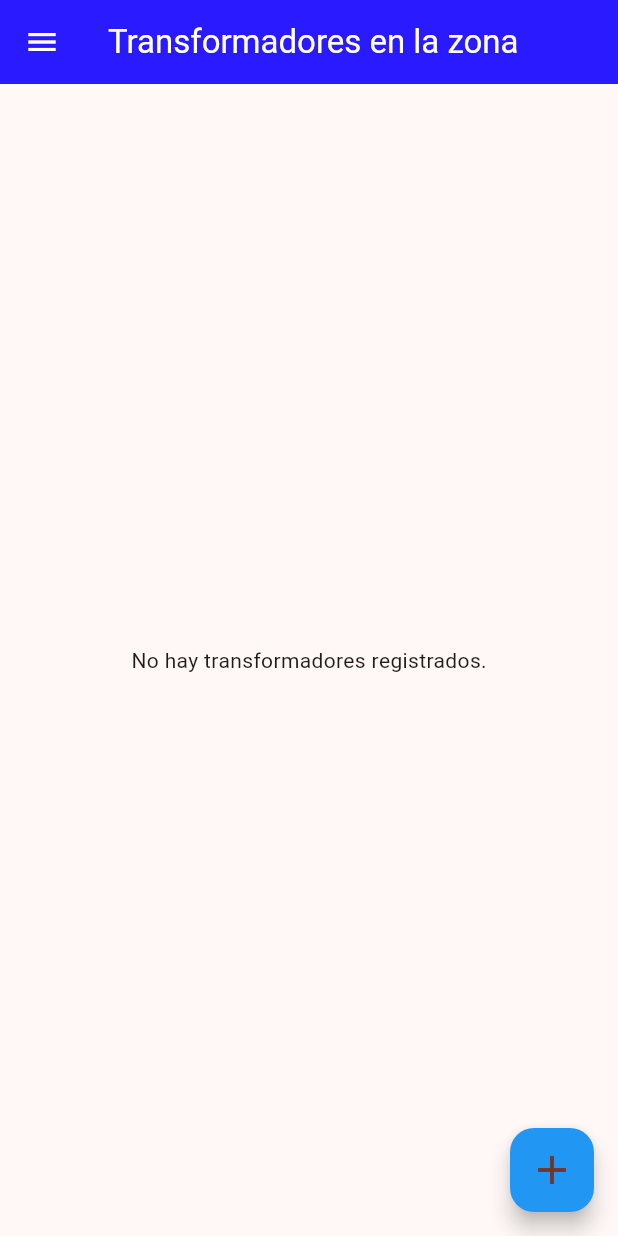
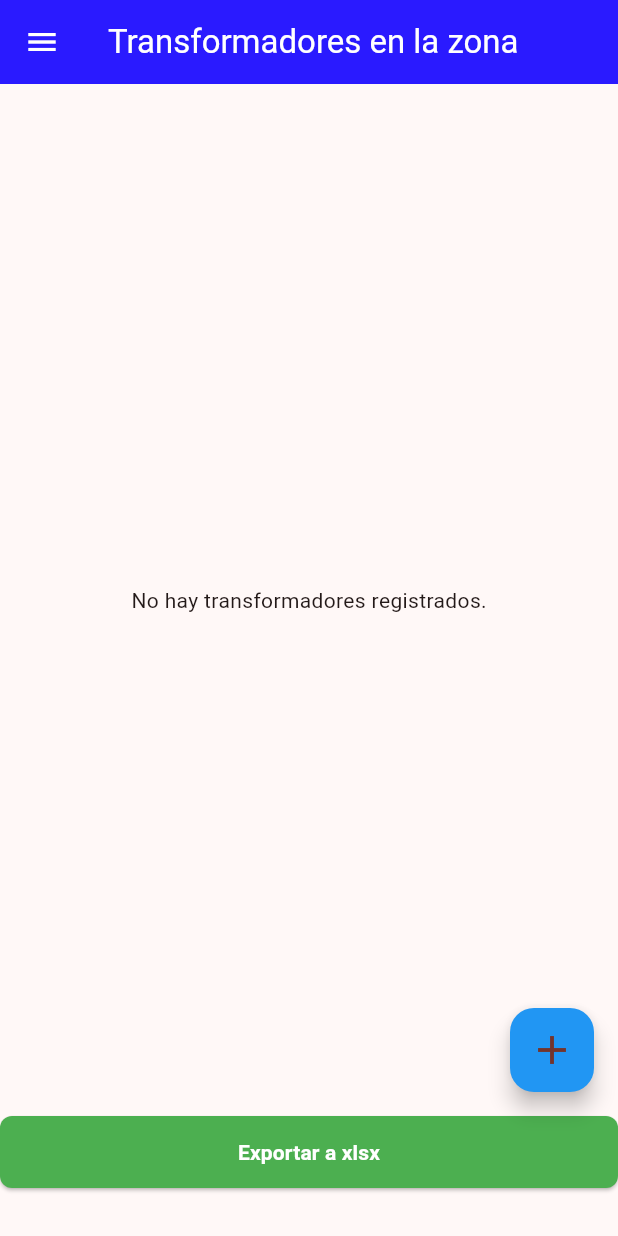
Before and after one commit to MarioEDGARMARQUEZVARA/Inventario, a Flutter app: the TransformadoresxzonaScreen screen opened directly, on a phone screen of 412 x 824 dp. Run offline on Flutter 3.47's test engine with Material 3 defaults, Android fonts, the phone set to English and light mode, and no system bars; our stand-ins replace cloud_firestore, firebase_auth, firebase_core, firebase_messaging, flutter_bloc, flutter_smart_dialog; accounts and stored records are empty.

Commit message:
Screens of vizual data about transformadores x zona

```diff
--- a/lib/models/transformadoresxzona.dart
+++ b/lib/models/transformadoresxzona.dart
@@ -1,13 +1,61 @@
-// Copyright 2025 batol
-//
-// Licensed under the Apache License, Version 2.0 (the "License");
-// you may not use this file except in compliance with the License.
-// You may obtain a copy of the License at
-//
-//     https://www.apache.org/licenses/LICENSE-2.0
-//
-// Unless required by applicable law or agreed to in writing, software
-// distributed under the License is distributed on an "AS IS" BASIS,
-// WITHOUT WARRANTIES OR CONDITIONS OF ANY KIND, either express or implied.
-// See the License for the specific language governing permissions and
-// limitations under the License.
+class TransformadoresXZona {
+  String? id;
+  String zona;
+  int numEconomico;
+  String marca;
+  double capacidad;
+  int fase;
+  String numeroDeSerie;
+  String litros;
+  String pesoKg;
+  int relacion;
+  String status;
+  DateTime fechaMovimiento;
+  bool reparado;
+  String? motivo; // Nuevo campo opcional
+
+  TransformadoresXZona({
+    this.id,
+    required this.zona,
+    required this.numEconomico,
+    required this.marca,
+    required this.capacidad,
+    required this.fase,
+    required this.numeroDeSerie,
+    required this.litros,
+    required this.pesoKg,
+    required this.relacion,
+    required this.status,
+    required this.fechaMovimiento,
+    required this.reparado,
+    this.motivo,
+  });
+
+  factory TransformadoresXZona.fromMap(Map<String, dynamic> map) {
+    return TransformadoresXZona(
+      zona: map['Zona']?.toString() ?? '',
+      numEconomico: map['Numero_economico'] is int
+          ? map['Numero_economico']
+          : int.tryParse(map['Numero_economico']?.toString() ?? '0') ?? 0,
+      marca: map['Marca']?.toString() ?? '',
+      capacidad: map['Capacidad'] is double
+          ? map['Capacidad']
+          : double.tryParse(map['Capacidad']?.toString() ?? '0') ?? 0,
+      fase: map['Fase'] is int
+          ? map['Fase']
+          : int.tryParse(map['Fase']?.toString() ?? '0') ?? 0,
+      numeroDeSerie: map['Numero_de_serie']?.toString() ?? '',
+      litros: map['Litros']?.toString() ?? '',
+      pesoKg: map['Peso_kg']?.toString() ?? '',
+      relacion: map['Relacion'] is int
+          ? map['Relacion']
+          : int.tryParse(map['Relacion']?.toString() ?? '0') ?? 0,
+      status: map['Status']?.toString() ?? '',
+      fechaMovimiento: DateTime.tryParse(map['Fecha_mov']?.toString() ?? '') ?? DateTime.now(),
+      reparado: map['Reparado'] is bool
+          ? map['Reparado']
+          : map['Reparado']?.toString().toLowerCase() == 'true',
+      motivo: map['Motivo'] as String?,
+    );
+  }
+}
--- a/lib/screens/transformadoresxzona_screen.dart
+++ b/lib/screens/transformadoresxzona_screen.dart
@@ -1,6 +1,9 @@
 import 'package:flutter/material.dart';
-import 'package:inventario_proyecto/services/transformadores_service.dart';
+import 'package:inventario_proyecto/services/transformadoresxzona_service.dart';
+import 'package:inventario_proyecto/models/transformadoresxzona.dart';
 import 'package:inventario_proyecto/widgets/main_drawer.dart';
+import 'package:inventario_proyecto/screens/transformadoresxzona_members_screen.dart';
+
 class TransformadoresxzonaScreen extends StatefulWidget {
   const TransformadoresxzonaScreen({super.key});
 
@@ -9,7 +12,7 @@ class TransformadoresxzonaScreen extends StatefulWidget {
 }
 
 class _TransformadoresxzonaScreenState extends State<TransformadoresxzonaScreen> {
- final TransformadoresService _service = TransformadoresService();
+  final TransformadoresxzonaService _service = TransformadoresxzonaService();
 
   @override
   Widget build(BuildContext context) {
@@ -25,7 +28,7 @@ class _TransformadoresxzonaScreenState extends State<TransformadoresxzonaScreen>
         elevation: 0,
       ),
       body: StreamBuilder<List<Map<String, dynamic>>>(
-        stream: _service.getTransformadoresStream(),
+        stream: _service.getTransformadoresxzonaStream(),
         builder: (context, snapshot) {
           if (snapshot.connectionState == ConnectionState.waiting) {
             return const Center(child: CircularProgressIndicator());
@@ -33,55 +36,66 @@ class _TransformadoresxzonaScreenState extends State<TransformadoresxzonaScreen>
           if (snapshot.hasError) {
             return Center(child: Text('Error: ${snapshot.error}'));
           }
-          final transformadores = snapshot.data ?? [];
-          if (transformadores.isEmpty) {
+          final data = snapshot.data ?? [];
+          if (data.isEmpty) {
             return const Center(child: Text('No hay transformadores registrados.'));
           }
-          return Column(
-            children: [
-              // Encabezado de lista (primer transformador)
-              Container(
+
+          // Agrupar por zona
+          final Map<String, List<TransformadoresXZona>> zonas = {};
+          for (var item in data) {
+            final t = TransformadoresXZona.fromMap(item);
+            zonas.putIfAbsent(t.zona, () => []).add(t);
+          }
+
+          final zonaKeys = zonas.keys.toList();
+
+          return ListView.builder(
+            itemCount: zonaKeys.length,
+            itemBuilder: (context, index) {
+              final zona = zonaKeys[index];
+              final cantidad = zonas[zona]!.length;
+              return InkWell(
+                onTap: () {
+                  Navigator.push(
+                    context,
+                    MaterialPageRoute(
+                      builder: (_) => TransformadoresxzonaMembersScreen(
+                        zona: zona,
+                        transformadores: zonas[zona]!,
+                      ),
+                    ),
+                  );
+                },
+                child: Container(
+                  margin: const EdgeInsets.symmetric(vertical: 6, horizontal: 8),
+                  padding: const EdgeInsets.all(8),
                   color: Colors.grey[300],
-                width: double.infinity,
-                padding: const EdgeInsets.symmetric(horizontal: 8, vertical: 8),
                   child: Column(
                     crossAxisAlignment: CrossAxisAlignment.start,
                     children: [
                       Text(
-                      transformadores[0]['nombre'] ?? 'Sin nombre',
-                      style: const TextStyle(
-                        fontWeight: FontWeight.bold,
-                        fontSize: 16,
-                      ),
+                        zona.toUpperCase(),
+                        style: const TextStyle(fontWeight: FontWeight.bold, fontSize: 16),
                       ),
                       Text(
-                      'Estado: ${transformadores[0]['estado'] ?? 'Desconocido'}',
-                      style: const TextStyle(
-                        color: Colors.black54,
-                        fontSize: 14,
-                      ),
+                        'Cantidad: $cantidad',
+                        style: const TextStyle(color: Colors.black54, fontSize: 14),
                       ),
                     ],
                   ),
                 ),
-              // Lista de transformadores (si hay más de uno)
-              Expanded(
-                child: ListView.builder(
-                  itemCount: transformadores.length > 1 ? transformadores.length - 1 : 0,
-                  itemBuilder: (context, index) {
-                    final t = transformadores[index + 1];
-                    return ListTile(
-                      title: Text(
-                        t['nombre'] ?? 'Sin nombre',
-                        style: const TextStyle(fontWeight: FontWeight.bold),
-                      ),
-                      subtitle: Text('Estado: ${t['estado'] ?? 'Desconocido'}'),
+              );
+            },
           );
         },
       ),
+      floatingActionButton: FloatingActionButton(
+        backgroundColor: const Color(0xFF2196F3),
+        onPressed: () {},
+        child: const Icon(Icons.add, size: 32),
       ),
-              // Botón exportar
-              Padding(
+      bottomNavigationBar: Padding(
         padding: const EdgeInsets.only(bottom: 32.0),
         child: SizedBox(
           width: 250,
@@ -93,9 +107,7 @@ class _TransformadoresxzonaScreenState extends State<TransformadoresxzonaScreen>
                 borderRadius: BorderRadius.circular(8),
               ),
             ),
-                    onPressed: () {
-
-                    },
+            onPressed: () {},
             child: const Text(
               'Exportar a xlsx',
               style: TextStyle(color: Colors.white, fontWeight: FontWeight.bold),
@@ -103,17 +115,6 @@ class _TransformadoresxzonaScreenState extends State<TransformadoresxzonaScreen>
           ),
         ),
       ),
-            ],
-          );
-        },
-      ),
-      floatingActionButton: FloatingActionButton(
-        backgroundColor: const Color(0xFF2196F3),
-        onPressed: () {
-
-        },
-        child: const Icon(Icons.add, size: 32),
-      ),
     );
   }
 }
```
Also changed, not shown: lib/screens/transformadoresxzona_members_screen.dart (added, +88 -0 lines), lib/screens/transformadoresxzona_operations_screen.dart (added, +136 -0 lines), lib/services/transformadoresxzona_service.dart (added, +32 -0 lines). Lines whose indentation alone changed are shown as unchanged.
